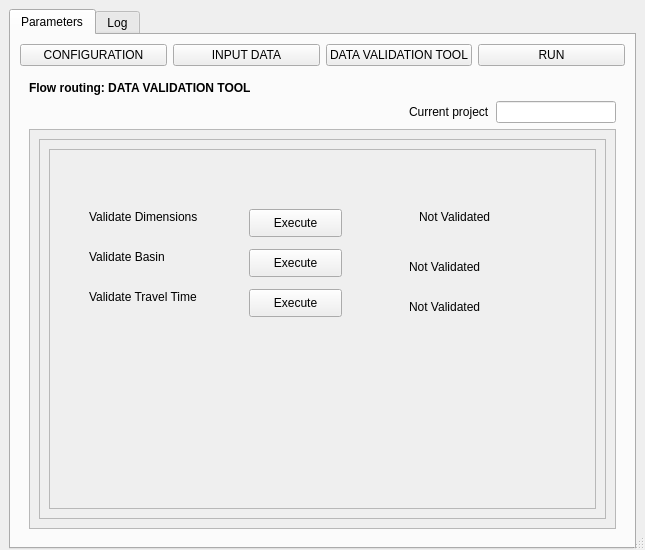
Old version of the form hidroPixel_dialog_flow_rout.ui in the repository pedmap/hydropixel-gui.
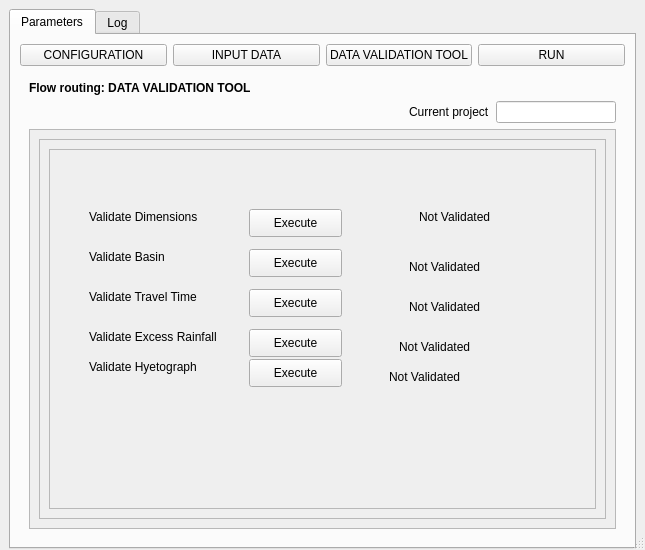
New version of the form. Icons and pictures are not drawn.

```diff
--- a/hidroPixel_dialog_flow_rout.ui
+++ b/hidroPixel_dialog_flow_rout.ui
@@ -1407,6 +1407,84 @@
                        <string>Not Validated</string>
                       </property>
                      </widget>
+                     <widget class="QLabel" name="label_21">
+                      <property name="geometry">
+                       <rect>
+                        <x>40</x>
+                        <y>180</y>
+                        <width>141</width>
+                        <height>16</height>
+                       </rect>
+                      </property>
+                      <property name="text">
+                       <string>Validate Excess Rainfall</string>
+                      </property>
+                     </widget>
+                     <widget class="QPushButton" name="pbtn_4_pg3">
+                      <property name="geometry">
+                       <rect>
+                        <x>200</x>
+                        <y>180</y>
+                        <width>93</width>
+                        <height>28</height>
+                       </rect>
+                      </property>
+                      <property name="text">
+                       <string>Execute</string>
+                      </property>
+                     </widget>
+                     <widget class="QLabel" name="label_22">
+                      <property name="geometry">
+                       <rect>
+                        <x>350</x>
+                        <y>190</y>
+                        <width>121</width>
+                        <height>16</height>
+                       </rect>
+                      </property>
+                      <property name="text">
+                       <string>Not Validated</string>
+                      </property>
+                     </widget>
+                     <widget class="QLabel" name="label_23">
+                      <property name="geometry">
+                       <rect>
+                        <x>40</x>
+                        <y>210</y>
+                        <width>141</width>
+                        <height>16</height>
+                       </rect>
+                      </property>
+                      <property name="text">
+                       <string>Validate Hyetograph</string>
+                      </property>
+                     </widget>
+                     <widget class="QPushButton" name="pbtn_5_pg3">
+                      <property name="geometry">
+                       <rect>
+                        <x>200</x>
+                        <y>210</y>
+                        <width>93</width>
+                        <height>28</height>
+                       </rect>
+                      </property>
+                      <property name="text">
+                       <string>Execute</string>
+                      </property>
+                     </widget>
+                     <widget class="QLabel" name="label_24">
+                      <property name="geometry">
+                       <rect>
+                        <x>340</x>
+                        <y>220</y>
+                        <width>121</width>
+                        <height>16</height>
+                       </rect>
+                      </property>
+                      <property name="text">
+                       <string>Not Validated</string>
+                      </property>
+                     </widget>
                     </widget>
                    </item>
                   </layout>
```
Left out of the diff: 4 changed lines with no effect on the pictures.
